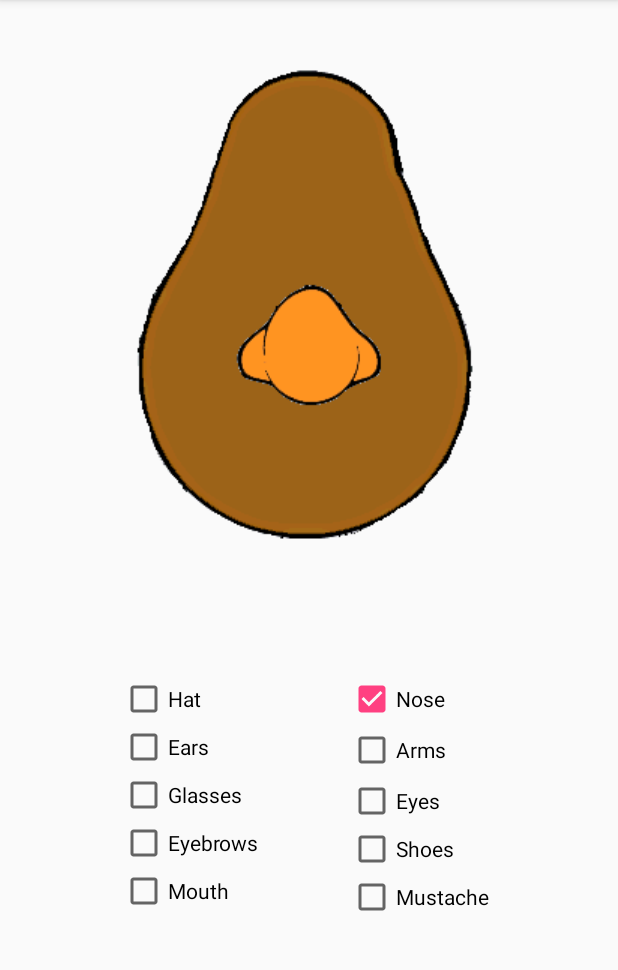
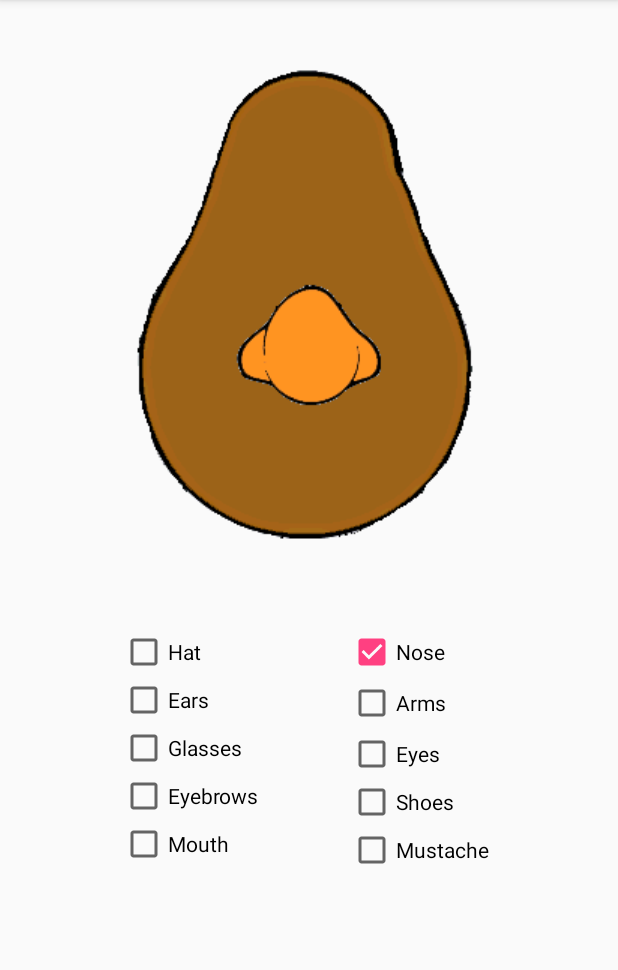
Before and after one commit to Kvtulder/Mr-Potatohead, an Android app: the screen it shows after launch (MainActivity), after a tap on "Nose", on a phone screen of 412 x 824 dp, the part 84-1054 px from its top. Run offline under Robolectric (Android 15) with nearby library versions, the phone set to English and light mode, and no system bars.

Commit message:
Better comments and improved layout

```diff
--- a/app/src/main/java/nl/kvtulder/mrpotatohead/MainActivity.java
+++ b/app/src/main/java/nl/kvtulder/mrpotatohead/MainActivity.java
@@ -1,6 +1,5 @@
 package nl.kvtulder.mrpotatohead;
 
-import android.os.PersistableBundle;
 import android.support.v7.app.AppCompatActivity;
 import android.os.Bundle;
 import android.util.Log;
@@ -12,12 +11,21 @@ import java.util.HashMap;
 
 public class MainActivity extends AppCompatActivity {
 
+    // store all the checkboxes and corresponding images in a public array
+    public int[] imagesIDs = {R.id.imageArms,R.id.imageEars,R.id.imageEyebrows,
+            R.id.imageEyes, R.id.imageGlasses,R.id.imageHat,
+            R.id.imageMouth,R.id.imageMustache,R.id.imageNose,R.id.imageShoes};
+
+    public int[] checkboxIDs = {R.id.checkArms,R.id.checkEars,R.id.checkEyebrows,
+            R.id.checkEyes, R.id.checkGlasses,R.id.checkHat,
+            R.id.checkMouth,R.id.checkMustache,R.id.checkNose,R.id.checkShoes};
+
     @Override
     protected void onCreate(Bundle savedInstanceState) {
         super.onCreate(savedInstanceState);
         setContentView(R.layout.activity_main);
 
-        // Check if there is a saved instance and if possible, restore the image visibilities
+        // Check if there is a saved instance and if so, restore the image visibilities
         if (savedInstanceState != null) {
 
             Log.d("potato", "onCreate: saved instance found,restoring image visibilities");
@@ -27,46 +35,36 @@ public class MainActivity extends AppCompatActivity {
             for (int imageID : imageVisibilities.keySet()) {
                 // restore the visibilities
                 int visibility = imageVisibilities.get(imageID);
-                ImageView image = (ImageView) findViewById(imageID);
-                image.setVisibility(visibility);
+                ((ImageView) findViewById(imageID)).setVisibility(visibility);
             }
         }
     }
 
+    //callback method for the checkboxes, when a box is click enable/disable the corresponding image
     public void checkClicked(View v)
     {
         CheckBox checkbox = (CheckBox) v;
         int ID;
-
-        int[] imagesIDs = {R.id.imageArms,R.id.imageEars,R.id.imageEyebrows,
-                R.id.imageEyes, R.id.imageGlasses,R.id.imageHat,
-                R.id.imageMouth,R.id.imageMustache,R.id.imageNose,R.id.imageShoes};
-
-        int[] checkboxIDs = {R.id.checkArms,R.id.checkEars,R.id.checkEyebrows,
-                R.id.checkEyes, R.id.checkGlasses,R.id.checkHat,
-                R.id.checkMouth,R.id.checkMustache,R.id.checkNose,R.id.checkShoes};
-
+        // check which checkbox is clicked
         for(int i = 0 ;i < checkboxIDs.length;i++) {
             if (checkboxIDs[i] == checkbox.getId()) {
-                String text = ((CheckBox) v).getText().toString();
+                // match found! Make image visible if checked and invisible if not
                 ImageView image = (ImageView) findViewById(imagesIDs[i]);
-                boolean checked = checkbox.isChecked();
-                image.setVisibility(checked ? View.VISIBLE : View.INVISIBLE);
-                Log.d("potato", "checkClicked " + checkbox.getId());
+                image.setVisibility(checkbox.isChecked() ? View.VISIBLE : View.INVISIBLE);
+
+                // Already a match found, so not necessary to continue
                 break;
             }
         }
     }
+
+    // Image visibilities are not stored by default when the user closes the app, so store them
     public void onSaveInstanceState(Bundle outState) {
         super.onSaveInstanceState(outState);
 
-        int[] imagesID = {R.id.imageArms,R.id.imageEars,R.id.imageEyebrows,
-                R.id.imageEyes, R.id.imageGlasses,R.id.imageHat,
-                R.id.imageMouth,R.id.imageMustache,R.id.imageNose,R.id.imageShoes};
-
         // Create a hashmap storing all the image visibilities
         HashMap<Integer,Integer> imageVisibilities = new HashMap<Integer,Integer>();
-        for(int imageID : imagesID)
+        for(int imageID : imagesIDs)
             imageVisibilities.put(imageID,findViewById(imageID).getVisibility());
 
         // Hashmap implements Serializable, so we can use putSerializable
--- a/app/src/main/res/layout/activity_main.xml
+++ b/app/src/main/res/layout/activity_main.xml
@@ -107,7 +107,7 @@
 
     <ImageView
         android:id="@+id/imageShoes"
-        android:layout_width="wrap_content"
+        android:layout_width="match_parent"
         android:layout_height="wrap_content"
         android:visibility="invisible"
         app:layout_constraintStart_toStartOf="@+id/imageBody"
@@ -120,11 +120,11 @@
         android:layout_width="100dp"
         android:layout_height="wrap_content"
         android:layout_marginEnd="80dp"
-        android:layout_marginTop="450dp"
+        android:layout_marginTop="-25dp"
         android:onClick="checkClicked"
         android:text="Nose"
         app:layout_constraintEnd_toEndOf="parent"
-        app:layout_constraintTop_toTopOf="parent" />
+        app:layout_constraintTop_toBottomOf="@+id/imageShoes" />
 
     <CheckBox
         android:id="@+id/checkHat"
```
